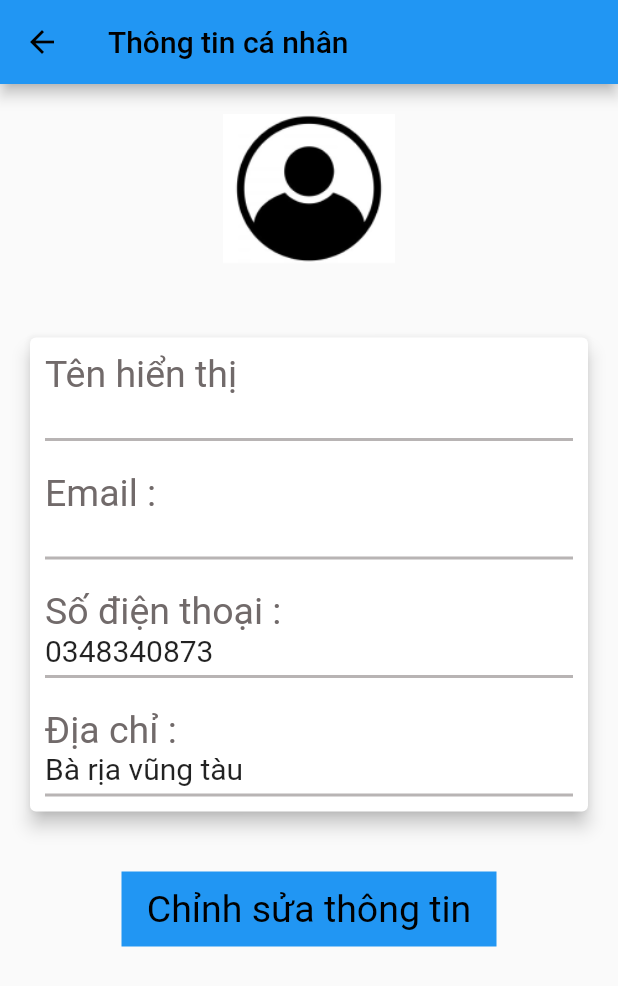
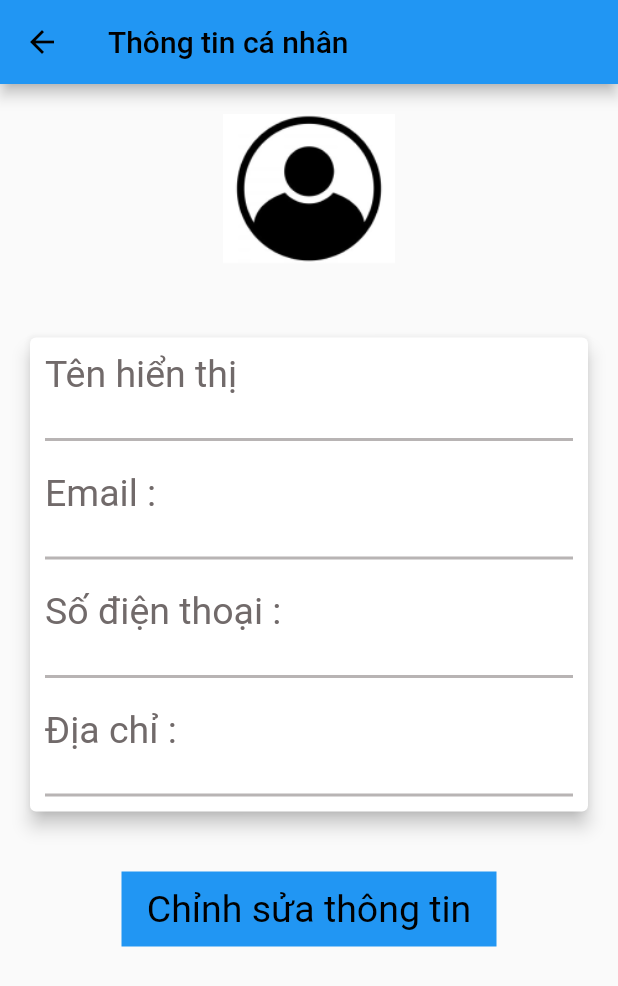
Before and after one commit to thanhlevt7/doanltdd, a Flutter app: the Personalnformation screen opened by its route, on a phone screen of 412 x 824 dp. Shown: the top 986 px of the screen. Run offline on Flutter 3.47's test engine with Material 2 defaults, Android fonts, the phone set to English and light mode, and no system bars; our stand-ins replace cloud_firestore, firebase_auth, firebase_core, fluttertoast; accounts and stored records are empty.

Commit message:
load thong tin nguoi dung

```diff
--- a/src/doan_flutter/lib/screens/Home/User/personal_Information_page.dart
+++ b/src/doan_flutter/lib/screens/Home/User/personal_Information_page.dart
@@ -59,11 +59,11 @@ class _PersonalnformationState extends State<Personalnformation> {
               ),
               textInf(
                 title: "Số điện thoại :",
-                text: "0348340873",
+                text: "${loggedInUser.phone}",
               ),
               textInf(
                 title: "Địa chỉ :",
-                text: "Bà rịa vũng tàu",
+                text: "${loggedInUser.address}",
               ),
             ]),
           ),
```
